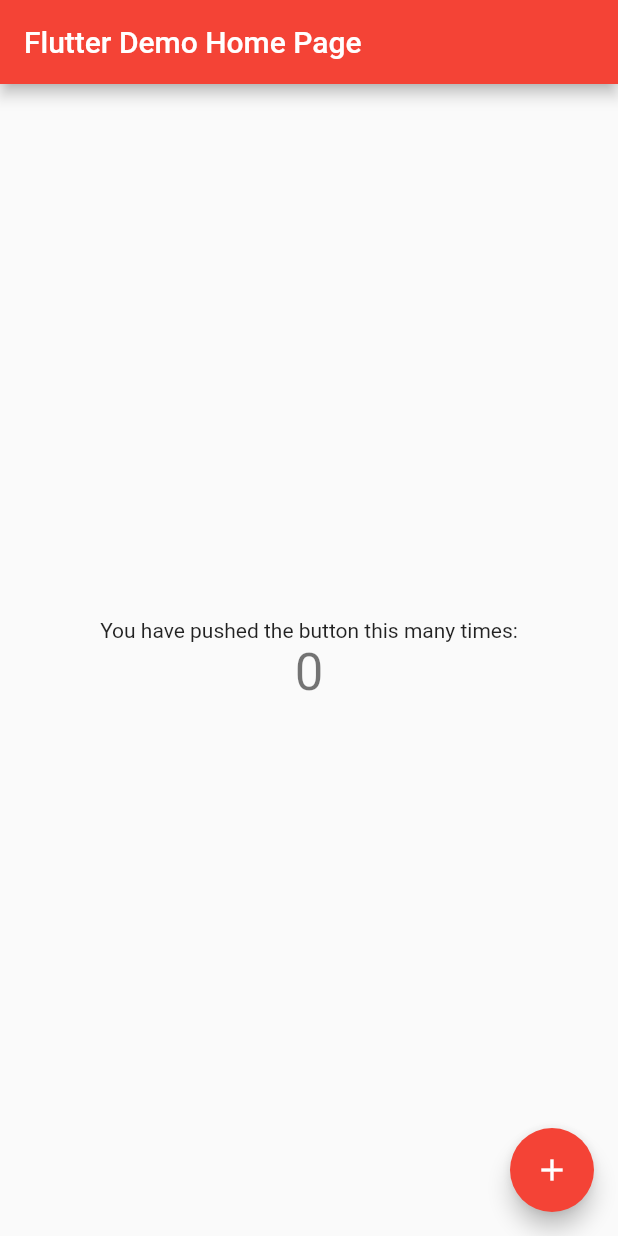
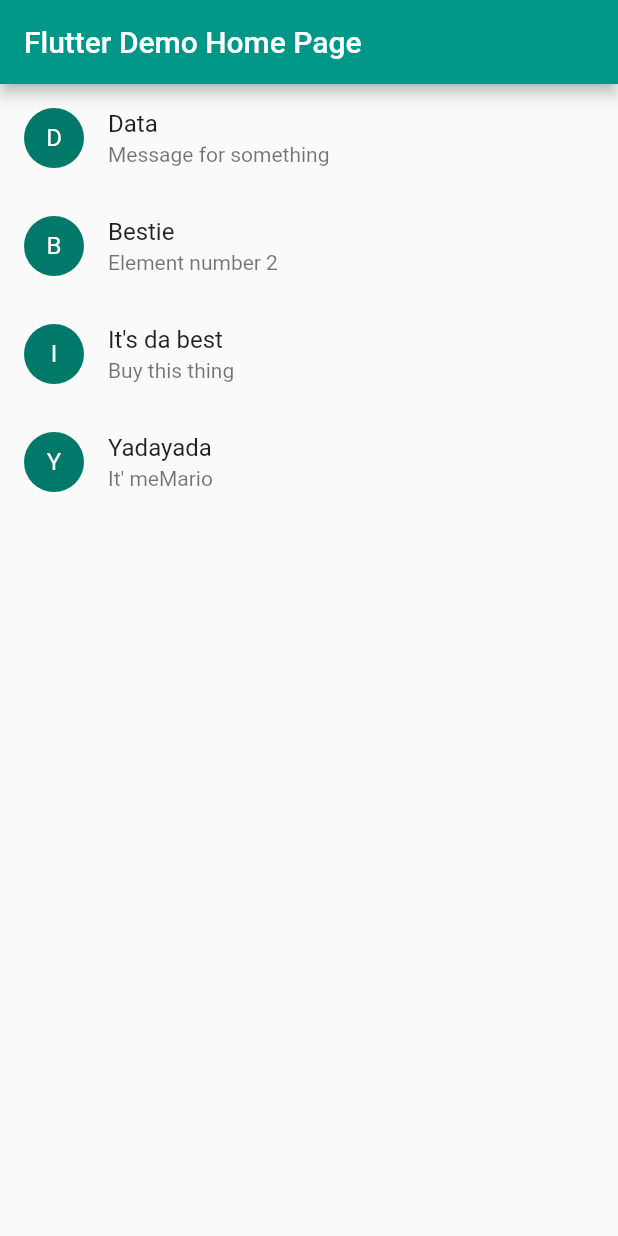
Before and after one commit to JonathanGiovanny/FlutterBaseFirebase, a Flutter app: the screen it shows after launch, on a phone screen of 412 x 824 dp. Run offline on Flutter 3.47's test engine with Material 2 defaults, Android fonts, the phone set to English and light mode, and no system bars.

```diff
--- /dev/null
+++ b/lib/MyApp.dart
@@ -0,0 +1,15 @@
+import 'package:crud_test/com/flutter/component/ListElementsComponent.dart';
+import 'package:flutter/material.dart';
+
+class MyApp extends StatelessWidget {
+  @override
+  Widget build(BuildContext context) {
+    return MaterialApp(
+      title: 'Flutter Demo',
+      theme: ThemeData(
+        primarySwatch: Colors.teal,
+      ),
+      home: ListElementsComponent(title: 'Flutter Demo Home Page'),
+    );
+  }
+}
--- /dev/null
+++ b/lib/com/flutter/action/AppActions.dart
@@ -0,0 +1 @@
+enum Actions { AddItemAction, ToggleItemStateAction }
--- /dev/null
+++ b/lib/com/flutter/component/ListElementsComponent.dart
@@ -0,0 +1,34 @@
+import 'package:flutter/material.dart';
+
+class ListElementsComponent extends StatelessWidget {
+  final String title;
+  final elements = const [
+    {'title': 'Data', 'description': 'Message for something'},
+    {'title': 'Bestie', 'description': 'Element number 2'},
+    {'title': 'It\'s da best', 'description': 'Buy this thing'},
+    {'title': 'Yadayada', 'description': 'It\' meMario'},
+  ];
+
+  ListElementsComponent({Key key, this.title}) : super(key: key);
+
+  /// This method is rerun every time setState is called
+  @override
+  Widget build(BuildContext context) {
+    return Scaffold(
+      appBar: AppBar(
+        title: Text(this.title),
+      ),
+      body: ListView.builder(
+          itemCount: elements.length,
+          itemBuilder: (context, index) {
+            var element = elements[index];
+            return ListTile(
+              leading:
+                  CircleAvatar(child: Text(element['title'].substring(0, 1))),
+              title: Text(element['title']),
+              subtitle: Text(element['description']),
+            );
+          }),
+    );
+  }
+}
--- /dev/null
+++ b/lib/com/flutter/model/Item.dart
@@ -0,0 +1,6 @@
+class Item {
+  var id;
+  var name;
+
+  Item(this.id, this.name);
+}
--- a/lib/main.dart
+++ b/lib/main.dart
@@ -1,111 +1,8 @@
+import 'package:crud_test/com/flutter/state/AppState.dart';
+import 'MyApp.dart';
 import 'package:flutter/material.dart';
 
-void main() => runApp(MyApp());
-
-class MyApp extends StatelessWidget {
-  // This widget is the root of your application.
-  @override
-  Widget build(BuildContext context) {
-    return MaterialApp(
-      title: 'Flutter Demo',
-      theme: ThemeData(
-        // This is the theme of your application.
-        //
-        // Try running your application with "flutter run". You'll see the
-        // application has a blue toolbar. Then, without quitting the app, try
-        // changing the primarySwatch below to Colors.green and then invoke
-        // "hot reload" (press "r" in the console where you ran "flutter run",
-        // or simply save your changes to "hot reload" in a Flutter IDE).
-        // Notice that the counter didn't reset back to zero; the application
-        // is not restarted.
-        primarySwatch: Colors.red,
-      ),
-      home: MyHomePage(title: 'Flutter Demo Home Page'),
-    );
-  }
+void main() {
+  final store = Store<AppState>();
+  runApp(MyApp());
 }
-
-class MyHomePage extends StatefulWidget {
-  MyHomePage({Key key, this.title}) : super(key: key);
-
-  // This widget is the home page of your application. It is stateful, meaning
-  // that it has a State object (defined below) that contains fields that affect
-  // how it looks.
-
-  // This class is the configuration for the state. It holds the values (in this
-  // case the title) provided by the parent (in this case the App widget) and
-  // used by the build method of the State. Fields in a Widget subclass are
-  // always marked "final".
-
-  final String title;
-
-  @override
-  _MyHomePageState createState() => _MyHomePageState();
-}
-
-class _MyHomePageState extends State<MyHomePage> {
-  int _counter = 0;
-
-  void _incrementCounter() {
-    setState(() {
-      // This call to setState tells the Flutter framework that something has
-      // changed in this State, which causes it to rerun the build method below
-      // so that the display can reflect the updated values. If we changed
-      // _counter without calling setState(), then the build method would not be
-      // called again, and so nothing would appear to happen.
-      _counter++;
-    });
-  }
-
-  @override
-  Widget build(BuildContext context) {
-    // This method is rerun every time setState is called, for instance as done
-    // by the _incrementCounter method above.
-    //
-    // The Flutter framework has been optimized to make rerunning build methods
-    // fast, so that you can just rebuild anything that needs updating rather
-    // than having to individually change instances of widgets.
-    return Scaffold(
-      appBar: AppBar(
-        // Here we take the value from the MyHomePage object that was created by
-        // the App.build method, and use it to set our appbar title.
-        title: Text(widget.title),
-      ),
-      body: Center(
-        // Center is a layout widget. It takes a single child and positions it
-        // in the middle of the parent.
-        child: Column(
-          // Column is also a layout widget. It takes a list of children and
-          // arranges them vertically. By default, it sizes itself to fit its
-          // children horizontally, and tries to be as tall as its parent.
-          //
-          // Invoke "debug painting" (press "p" in the console, choose the
-          // "Toggle Debug Paint" action from the Flutter Inspector in Android
-          // Studio, or the "Toggle Debug Paint" command in Visual Studio Code)
-          // to see the wireframe for each widget.
-          //
-          // Column has various properties to control how it sizes itself and
-          // how it positions its children. Here we use mainAxisAlignment to
-          // center the children vertically; the main axis here is the vertical
-          // axis because Columns are vertical (the cross axis would be
-          // horizontal).
-          mainAxisAlignment: MainAxisAlignment.center,
-          children: <Widget>[
-            Text(
-              'You have pushed the button this many times:',
-            ),
-            Text(
-              '$_counter',
-              style: Theme.of(context).textTheme.display1,
-            ),
-          ],
-        ),
-      ),
-      floatingActionButton: FloatingActionButton(
-        onPressed: _incrementCounter,
-        tooltip: 'Increment',
-        child: Icon(Icons.add),
-      ), // This trailing comma makes auto-formatting nicer for build methods.
-    );
-  }
-}
```
Also changed, not shown: lib/MyHomePage.dart (added, +57 -0 lines), lib/com/flutter/action/CartActions.dart (added, +13 -0 lines), lib/com/flutter/reducer/AppReducers.dart (added, +14 -0 lines), lib/com/flutter/reducer/CartReducers.dart (added, +12 -0 lines), lib/com/flutter/state/AppState.dart (added, +9 -0 lines), pubspec.yaml (+1 -6 lines), 15 other files.
